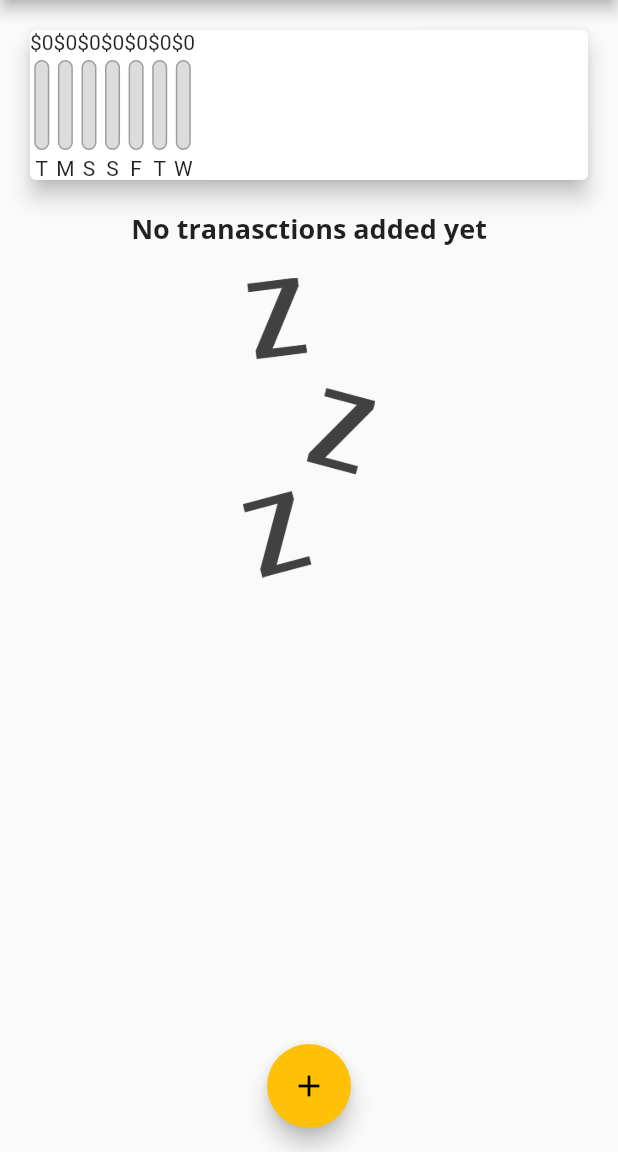
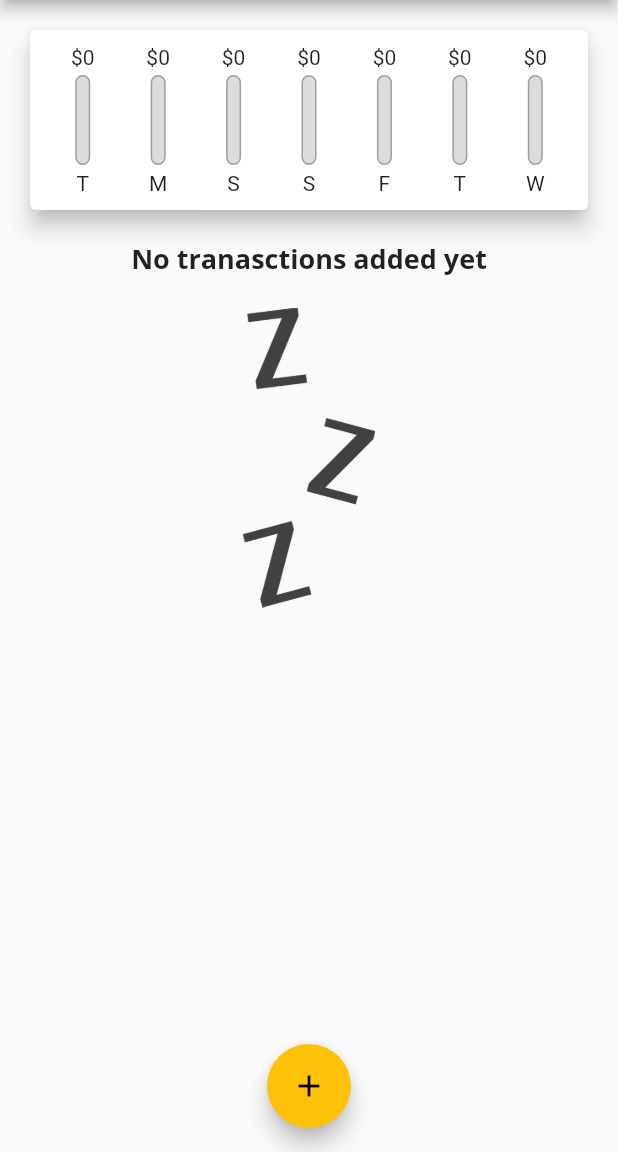
Before and after one commit to Abood2284/flutter_04_expenseTracker, a Flutter app: the screen it shows after launch, on a phone screen of 412 x 824 dp, the part 84-1236 px from its top. Run offline on Flutter 3.47's test engine with Material 2 defaults, Android fonts, the phone set to English and light mode, and no system bars.

Commit message:
Added Padding of 10 to the chart with the flexibility of conscing the amount label

```diff
--- a/lib/widgets/chart.dart
+++ b/lib/widgets/chart.dart
@@ -53,15 +53,23 @@ class Chart extends StatelessWidget {
     return Card(
       elevation: 6,
       margin: EdgeInsets.all(20),
+    // ! Padding widget takes padding argument(required)
+      child: Padding(
+        padding: EdgeInsets.all(10),
         child: Row(
+          mainAxisAlignment: MainAxisAlignment.spaceAround,
             children: groupedTransactionValues.map((data) {
-        return ChartBar(
+          return Flexible(
+            fit: FlexFit.tight,
+            child: ChartBar(
                 label: data.weekDayName,
                 spendingAmount: data.amount,
                 spendingPercentageOfTotal: totalSpendingForPercentage == 0.0
                     ? 0.0
-                : (data.amount / totalSpendingForPercentage));
+                    : (data.amount / totalSpendingForPercentage)),
+          );
         }).toList()),
+      ),
     );
   }
 }
```
Lines whose indentation alone changed are shown as unchanged.
